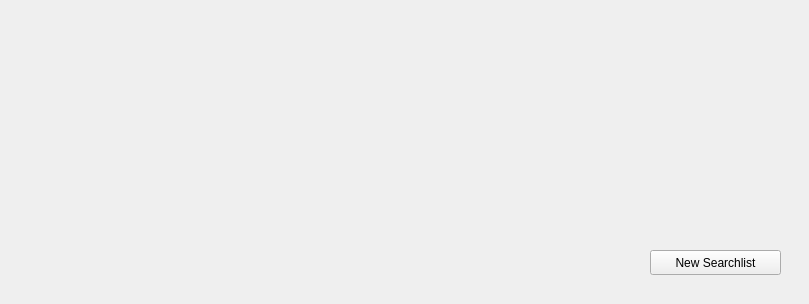
The window that trunk/forms/searchlistdialog.ui (pfedick/winmusik) describes before a commit, drawn with Qt 5.
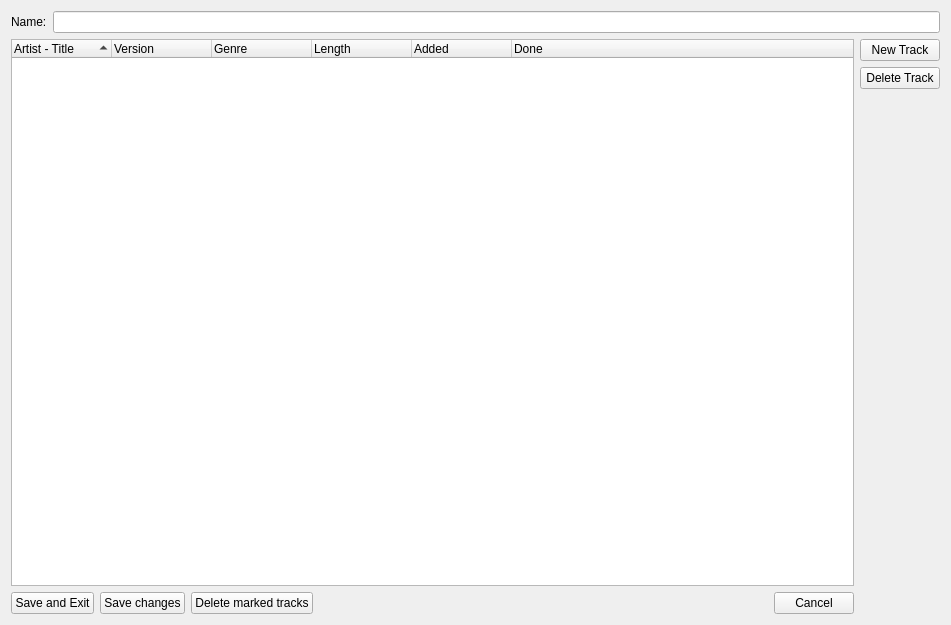
The same window after the commit. Icons and pictures are not drawn.

Commit message: Dialog für Suchliste entworfen

Diff of the .ui file:
```diff
--- a/trunk/forms/searchlistdialog.ui
+++ b/trunk/forms/searchlistdialog.ui
@@ -6,8 +6,8 @@
    <rect>
     <x>0</x>
     <y>0</y>
-    <width>809</width>
-    <height>304</height>
+    <width>951</width>
+    <height>625</height>
    </rect>
   </property>
   <property name="windowTitle">
@@ -17,23 +17,227 @@
    <iconset resource="../resources.qrc">
     <normaloff>:/devices48/resources/tr48x48-0016.png</normaloff>:/devices48/resources/tr48x48-0016.png</iconset>
   </property>
-  <widget class="QPushButton" name="newSearchlistButton">
-   <property name="geometry">
-    <rect>
-     <x>650</x>
-     <y>250</y>
-     <width>131</width>
-     <height>25</height>
-    </rect>
-   </property>
-   <property name="text">
-    <string>New Searchlist</string>
-   </property>
-   <property name="icon">
-    <iconset resource="../resources.qrc">
-     <normaloff>:/icons/resources/filenew.png</normaloff>:/icons/resources/filenew.png</iconset>
-   </property>
-  </widget>
+  <layout class="QVBoxLayout" name="verticalLayout_3">
+   <item>
+    <layout class="QHBoxLayout" name="horizontalLayout_2">
+     <item>
+      <widget class="QLabel" name="label">
+       <property name="text">
+        <string>Name:</string>
+       </property>
+      </widget>
+     </item>
+     <item>
+      <widget class="QLineEdit" name="searchlistName"/>
+     </item>
+    </layout>
+   </item>
+   <item>
+    <layout class="QHBoxLayout" name="horizontalLayout_3">
+     <item>
+      <layout class="QVBoxLayout" name="verticalLayout_2">
+       <item>
+        <widget class="QTreeWidget" name="treeWidget">
+         <property name="contextMenuPolicy">
+          <enum>Qt::CustomContextMenu</enum>
+         </property>
+         <property name="showDropIndicator" stdset="0">
+          <bool>false</bool>
+         </property>
+         <property name="alternatingRowColors">
+          <bool>true</bool>
+         </property>
+         <property name="rootIsDecorated">
+          <bool>false</bool>
+         </property>
+         <property name="itemsExpandable">
+          <bool>false</bool>
+         </property>
+         <property name="sortingEnabled">
+          <bool>true</bool>
+         </property>
+         <property name="expandsOnDoubleClick">
+          <bool>false</bool>
+         </property>
+         <column>
+          <property name="text">
+           <string>Artist - Title</string>
+          </property>
+         </column>
+         <column>
+          <property name="text">
+           <string>Version</string>
+          </property>
+         </column>
+         <column>
+          <property name="text">
+           <string>Genre</string>
+          </property>
+         </column>
+         <column>
+          <property name="text">
+           <string>Length</string>
+          </property>
+         </column>
+         <column>
+          <property name="text">
+           <string>Added</string>
+          </property>
+         </column>
+         <column>
+          <property name="text">
+           <string>Done</string>
+          </property>
+         </column>
+        </widget>
+       </item>
+       <item>
+        <layout class="QHBoxLayout" name="horizontalLayout">
+         <item>
+          <widget class="QPushButton" name="saveExitButton">
+           <property name="text">
+            <string>Save and Exit</string>
+           </property>
+           <property name="icon">
+            <iconset resource="../resources.qrc">
+             <normaloff>:/icons/resources/application-exit.png</normaloff>:/icons/resources/application-exit.png</iconset>
+           </property>
+           <property name="iconSize">
+            <size>
+             <width>16</width>
+             <height>16</height>
+            </size>
+           </property>
+          </widget>
+         </item>
+         <item>
+          <widget class="QPushButton" name="saveButton">
+           <property name="text">
+            <string>Save changes</string>
+           </property>
+           <property name="icon">
+            <iconset resource="../resources.qrc">
+             <normaloff>:/icons/resources/filesave.png</normaloff>:/icons/resources/filesave.png</iconset>
+           </property>
+           <property name="iconSize">
+            <size>
+             <width>16</width>
+             <height>16</height>
+            </size>
+           </property>
+          </widget>
+         </item>
+         <item>
+          <widget class="QPushButton" name="deleteMarkedTracksButton">
+           <property name="text">
+            <string>Delete marked tracks</string>
+           </property>
+           <property name="icon">
+            <iconset resource="../resources.qrc">
+             <normaloff>:/icons/resources/trash-16.png</normaloff>:/icons/resources/trash-16.png</iconset>
+           </property>
+           <property name="iconSize">
+            <size>
+             <width>16</width>
+             <height>16</height>
+            </size>
+           </property>
+          </widget>
+         </item>
+         <item>
+          <spacer name="horizontalSpacer">
+           <property name="orientation">
+            <enum>Qt::Horizontal</enum>
+           </property>
+           <property name="sizeHint" stdset="0">
+            <size>
+             <width>40</width>
+             <height>20</height>
+            </size>
+           </property>
+          </spacer>
+         </item>
+         <item>
+          <widget class="QPushButton" name="cancelButton">
+           <property name="text">
+            <string>Cancel</string>
+           </property>
+           <property name="icon">
+            <iconset resource="../resources.qrc">
+             <normaloff>:/icons/resources/cancel.png</normaloff>:/icons/resources/cancel.png</iconset>
+           </property>
+           <property name="iconSize">
+            <size>
+             <width>16</width>
+             <height>16</height>
+            </size>
+           </property>
+          </widget>
+         </item>
+        </layout>
+       </item>
+      </layout>
+     </item>
+     <item>
+      <layout class="QVBoxLayout" name="verticalLayout">
+       <item>
+        <widget class="QPushButton" name="newTrackButton">
+         <property name="text">
+          <string>New Track</string>
+         </property>
+         <property name="icon">
+          <iconset resource="../resources.qrc">
+           <normaloff>:/icons/resources/filenew.png</normaloff>:/icons/resources/filenew.png</iconset>
+         </property>
+         <property name="iconSize">
+          <size>
+           <width>16</width>
+           <height>16</height>
+          </size>
+         </property>
+         <property name="flat">
+          <bool>false</bool>
+         </property>
+        </widget>
+       </item>
+       <item>
+        <widget class="QPushButton" name="deleteTrackButton">
+         <property name="text">
+          <string>Delete Track</string>
+         </property>
+         <property name="icon">
+          <iconset resource="../resources.qrc">
+           <normaloff>:/icons/resources/trash-16.png</normaloff>:/icons/resources/trash-16.png</iconset>
+         </property>
+         <property name="iconSize">
+          <size>
+           <width>16</width>
+           <height>16</height>
+          </size>
+         </property>
+         <property name="flat">
+          <bool>false</bool>
+         </property>
+        </widget>
+       </item>
+       <item>
+        <spacer name="verticalSpacer">
+         <property name="orientation">
+          <enum>Qt::Vertical</enum>
+         </property>
+         <property name="sizeHint" stdset="0">
+          <size>
+           <width>20</width>
+           <height>40</height>
+          </size>
+         </property>
+        </spacer>
+       </item>
+      </layout>
+     </item>
+    </layout>
+   </item>
+  </layout>
  </widget>
  <resources>
   <include location="../resources.qrc"/>
```
Left out of the diff: 11 changed lines with no effect on the pictures.
